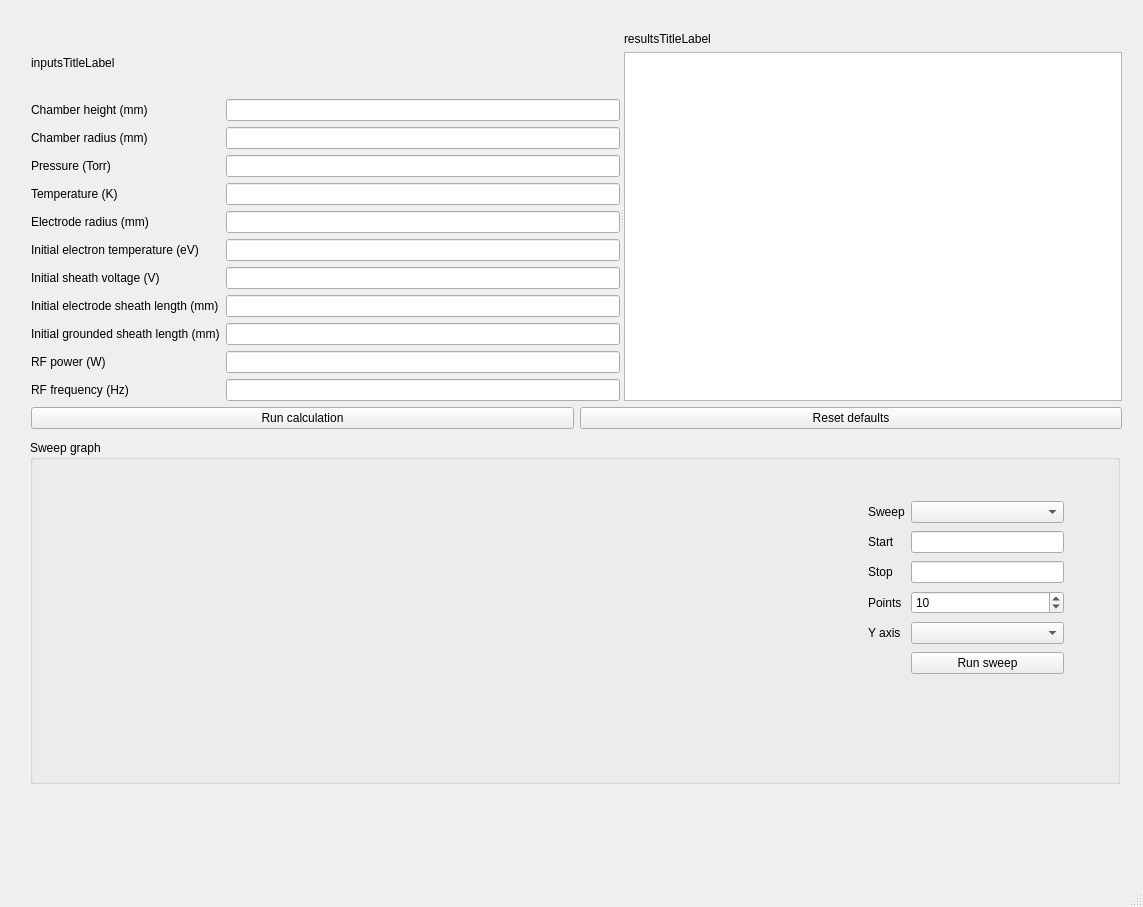
The window that src/ui/plasma_calculator.ui (horogoguma/260422_PC_only_plasma_add_graph) describes before a commit, drawn with Qt 5.
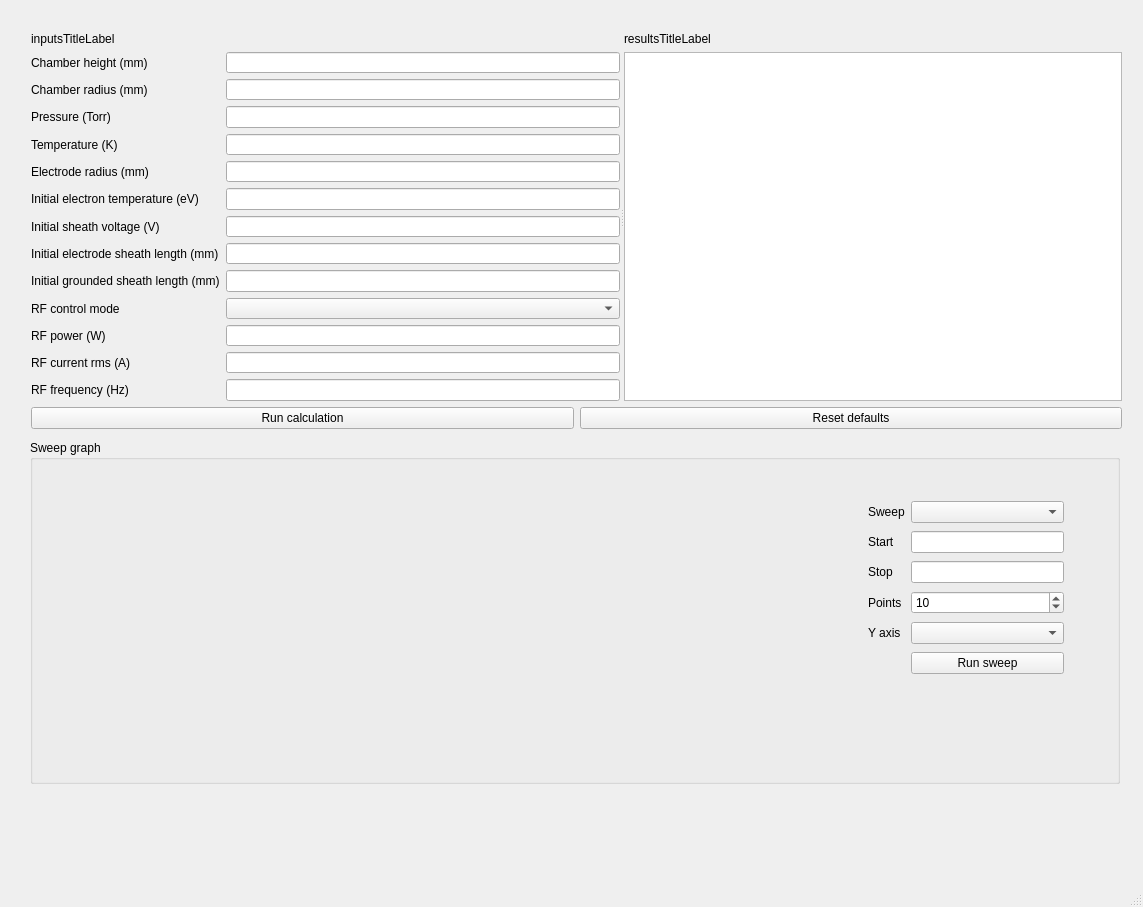
The same window after the commit.

Commit message: 260511_plasma_calculation_inc

```diff
--- a/src/ui/plasma_calculator.ui
+++ b/src/ui/plasma_calculator.ui
@@ -131,23 +131,43 @@
             <widget class="QLineEdit" name="initialSheathLengthGroundedMmEdit"/>
            </item>
            <item row="9" column="0">
+            <widget class="QLabel" name="rfDriveModeLabel">
+             <property name="text">
+              <string>RF control mode</string>
+             </property>
+            </widget>
+           </item>
+           <item row="9" column="1">
+            <widget class="QComboBox" name="rfDriveModeComboBox"/>
+           </item>
+           <item row="10" column="0">
             <widget class="QLabel" name="rfPowerLabel">
              <property name="text">
               <string>RF power (W)</string>
              </property>
             </widget>
            </item>
-           <item row="9" column="1">
+           <item row="10" column="1">
             <widget class="QLineEdit" name="rfPowerEdit"/>
            </item>
-           <item row="10" column="0">
+           <item row="11" column="0">
+            <widget class="QLabel" name="rfCurrentRmsLabel">
+             <property name="text">
+              <string>RF current rms (A)</string>
+             </property>
+            </widget>
+           </item>
+           <item row="11" column="1">
+            <widget class="QLineEdit" name="rfCurrentRmsEdit"/>
+           </item>
+           <item row="12" column="0">
             <widget class="QLabel" name="rfFrequencyLabel">
              <property name="text">
               <string>RF frequency (Hz)</string>
              </property>
             </widget>
            </item>
-           <item row="10" column="1">
+           <item row="12" column="1">
             <widget class="QLineEdit" name="rfFrequencyEdit"/>
            </item>
           </layout>
```
The commit also changes 8 other files.
